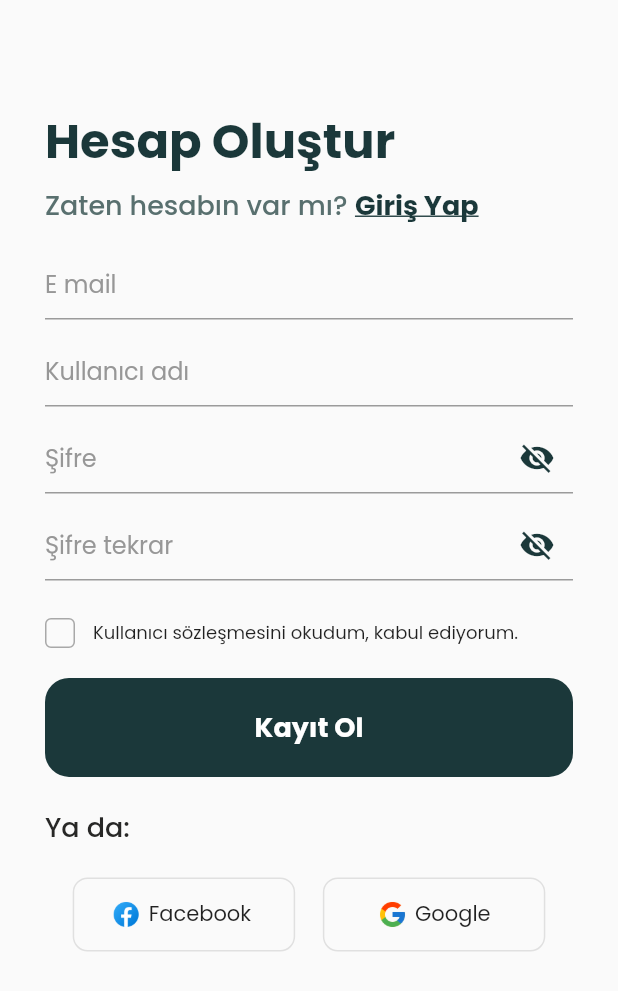
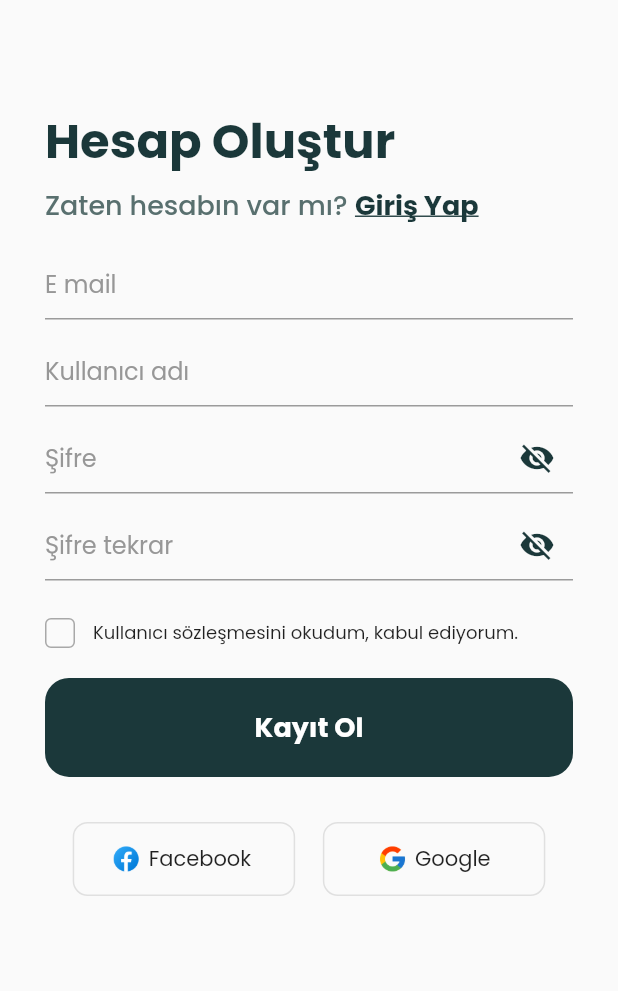
Before and after one commit to halilcagriakkuzu/armoni_flutter, a Flutter app: the screen it shows after launch, after a tap on "Üye Ol", on a phone screen of 412 x 824 dp. Shown: the top 991 px of the screen. Run offline on Flutter 3.47's test engine with Material 2 defaults, Android fonts, the phone set to English and light mode, and no system bars.

Commit message:
reser password page sign up page changes

```diff
--- a/lib/screens/login_screen.dart
+++ b/lib/screens/login_screen.dart
@@ -1,3 +1,5 @@
+import 'package:akorcum/screens/forget_password.dart';
+import 'package:akorcum/screens/home_screen.dart';
 import 'package:akorcum/screens/sign_up_screen.dart';
 import 'package:akorcum/theme.dart';
 import 'package:akorcum/widgets/login_form.dart';
@@ -34,9 +36,11 @@ class LoginScreen extends StatelessWidget {
                     width: 5,
                   ),
                   GestureDetector(
-                    onTap: ()
-                    {
-                      Navigator.push(context, MaterialPageRoute(builder: (context) => SignUpScreen()));
+                    onTap: () {
+                      Navigator.push(
+                          context,
+                          MaterialPageRoute(
+                              builder: (context) => SignUpScreen()));
                     },
                     child: Text(
                       "Üye Ol",
@@ -55,7 +59,14 @@ class LoginScreen extends StatelessWidget {
               SizedBox(
                 height: 20,
               ),
-              Text(
+              GestureDetector(
+                onTap: () {
+                  Navigator.push(
+                      context,
+                      MaterialPageRoute(
+                          builder: (context) => ForgetPassword()));
+                },
+                child: Text(
                   "Şifreni mi unuttun?",
                   style: TextStyle(
                       color: kZambeziColor,
@@ -63,11 +74,22 @@ class LoginScreen extends StatelessWidget {
                       decoration: TextDecoration.underline,
                       decorationThickness: 1),
                 ),
-              SizedBox(height: 20,),
-              PrimaryButton(buttonText: 'Giriş Yap',),
-              SizedBox(height: 20,),
-              Text("Ya da:",style: subTitle.copyWith(color: kBlackColor,fontSize: 16),),
-              SizedBox(height: 20,),
+              ),
+              SizedBox(
+                height: 20,
+              ),
+              GestureDetector(
+                onTap: () {
+                  Navigator.push(context,
+                      MaterialPageRoute(builder: (context) => HomeScreen()));
+                },
+                child: PrimaryButton(
+                  buttonText: 'Giriş Yap',
+                ),
+              ),
+              SizedBox(
+                height: 30,
+              ),
               LoginOption(),
             ],
           ),
--- a/lib/screens/sign_up_screen.dart
+++ b/lib/screens/sign_up_screen.dart
@@ -5,8 +5,6 @@ import 'package:akorcum/widgets/login_option.dart';
 import 'package:akorcum/widgets/primary_button.dart';
 import 'package:akorcum/widgets/signup_form.dart';
 import 'package:flutter/material.dart';
-
-import 'home_screen.dart';
 
 class SignUpScreen extends StatelessWidget {
   const SignUpScreen({Key? key}) : super(key: key);
@@ -73,17 +71,18 @@ class SignUpScreen extends StatelessWidget {
               padding: kDefaultPadding,
               child: CheckBox('Kullanıcı sözleşmesini okudum, kabul ediyorum.'),
             ),
-            SizedBox(height: 20,),
+            SizedBox(
+              height: 20,
+            ),
             Padding(
               padding: kDefaultPadding,
-              child: PrimaryButton(buttonText: 'Kayıt Ol',),
+              child: PrimaryButton(
+                buttonText: 'Kayıt Ol',
+              ),
             ),
-            SizedBox(height: 20,),
-            Padding(
-              padding:kDefaultPadding,
-              child: Text('Ya da: ',style: subTitle.copyWith(color: kBlackColor),),
+            SizedBox(
+              height: 30,
             ),
-            SizedBox(height: 20,),
             Padding(
               padding: kDefaultPadding,
               child: LoginOption(),
```
Also changed, not shown: lib/screens/forget_password.dart (added, +49 -0 lines), lib/widgets/forget_password_form.dart (added, +20 -0 lines). Lines whose indentation alone changed are shown as unchanged.
